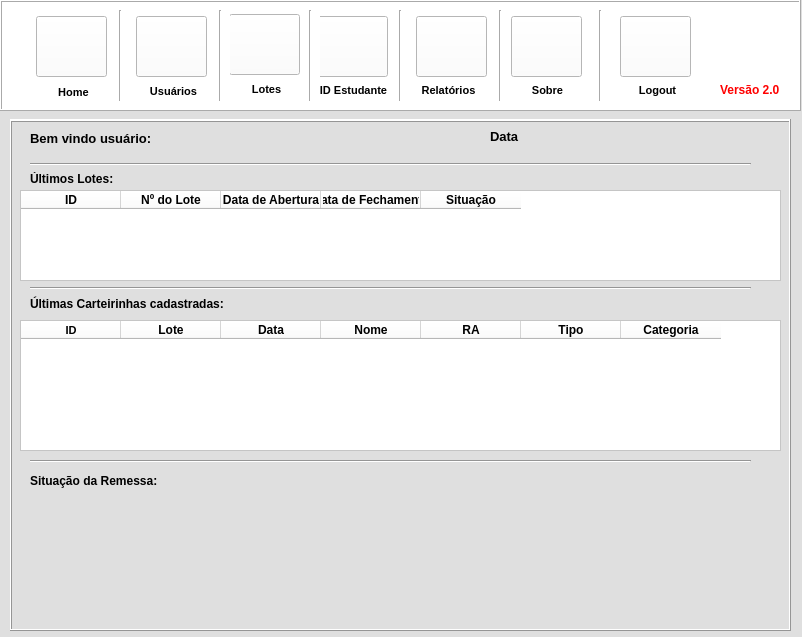
This is Login2/main_window.ui in andersonleandroalx/Student-ID as Qt 5 draws it before an edit. The edited form follows.
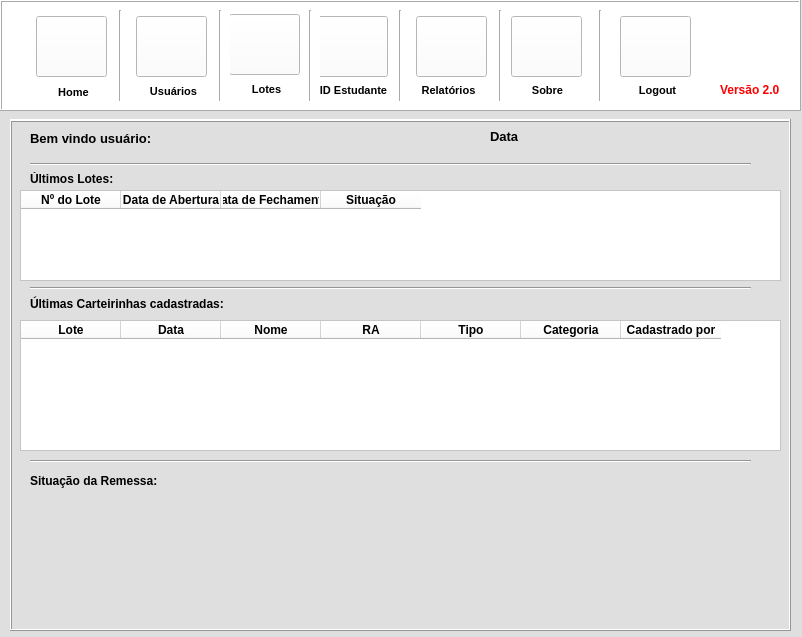
This is the edited form. Icons and pictures are not drawn.

Diff of the .ui file:
```diff
--- a/Login2/main_window.ui
+++ b/Login2/main_window.ui
@@ -2260,20 +2260,6 @@
      <property name="styleSheet">
       <string notr="true">background-color: rgb(255, 255, 255);</string>
      </property>
-     <column>
-      <property name="text">
-       <string>ID</string>
-      </property>
-      <property name="font">
-       <font>
-        <weight>75</weight>
-        <bold>true</bold>
-       </font>
-      </property>
-      <property name="textAlignment">
-       <set>AlignCenter</set>
-      </property>
-     </column>
      <column>
       <property name="text">
        <string>Nº do Lote</string>
@@ -2343,21 +2329,6 @@
      <property name="styleSheet">
       <string notr="true">background-color: rgb(255, 255, 255);</string>
      </property>
-     <column>
-      <property name="text">
-       <string>ID</string>
-      </property>
-      <property name="font">
-       <font>
-        <pointsize>8</pointsize>
-        <weight>75</weight>
-        <bold>true</bold>
-       </font>
-      </property>
-      <property name="textAlignment">
-       <set>AlignCenter</set>
-      </property>
-     </column>
      <column>
       <property name="text">
        <string>Lote</string>
@@ -2442,6 +2413,20 @@
        <set>AlignCenter</set>
       </property>
      </column>
+     <column>
+      <property name="text">
+       <string>Cadastrado por</string>
+      </property>
+      <property name="font">
+       <font>
+        <weight>75</weight>
+        <bold>true</bold>
+       </font>
+      </property>
+      <property name="textAlignment">
+       <set>AlignCenter</set>
+      </property>
+     </column>
     </widget>
    </widget>
    <widget class="QFrame" name="batch">
```
